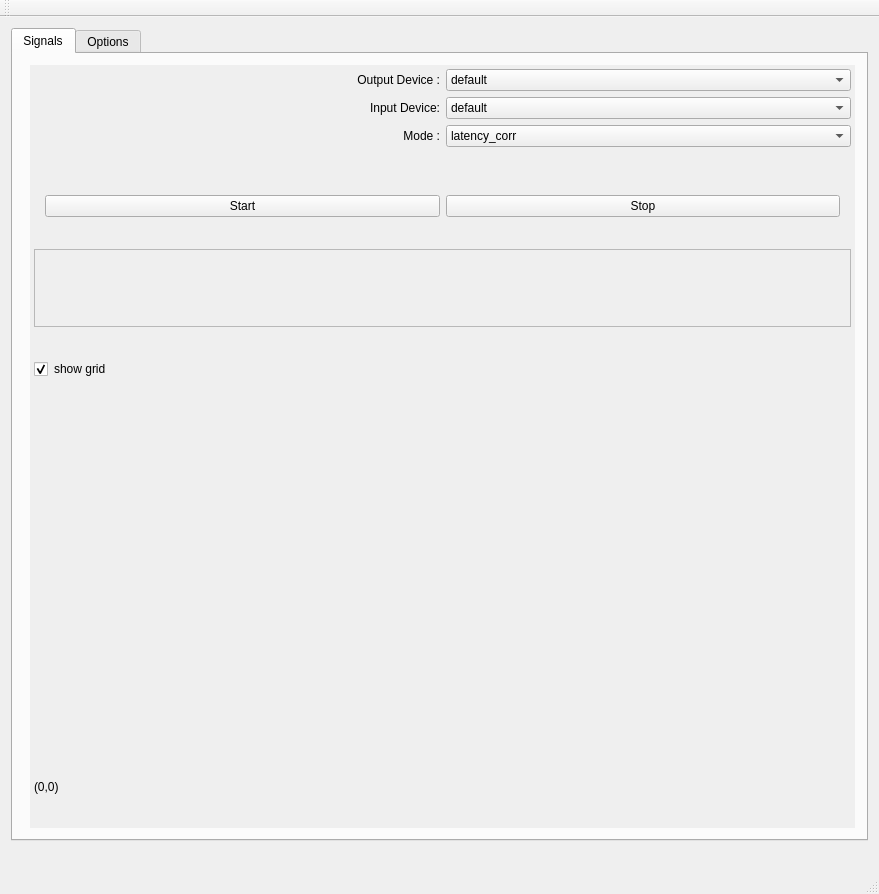
gavv/signal-estimator, file src/gui/MainWindow.ui: the form before one commit.
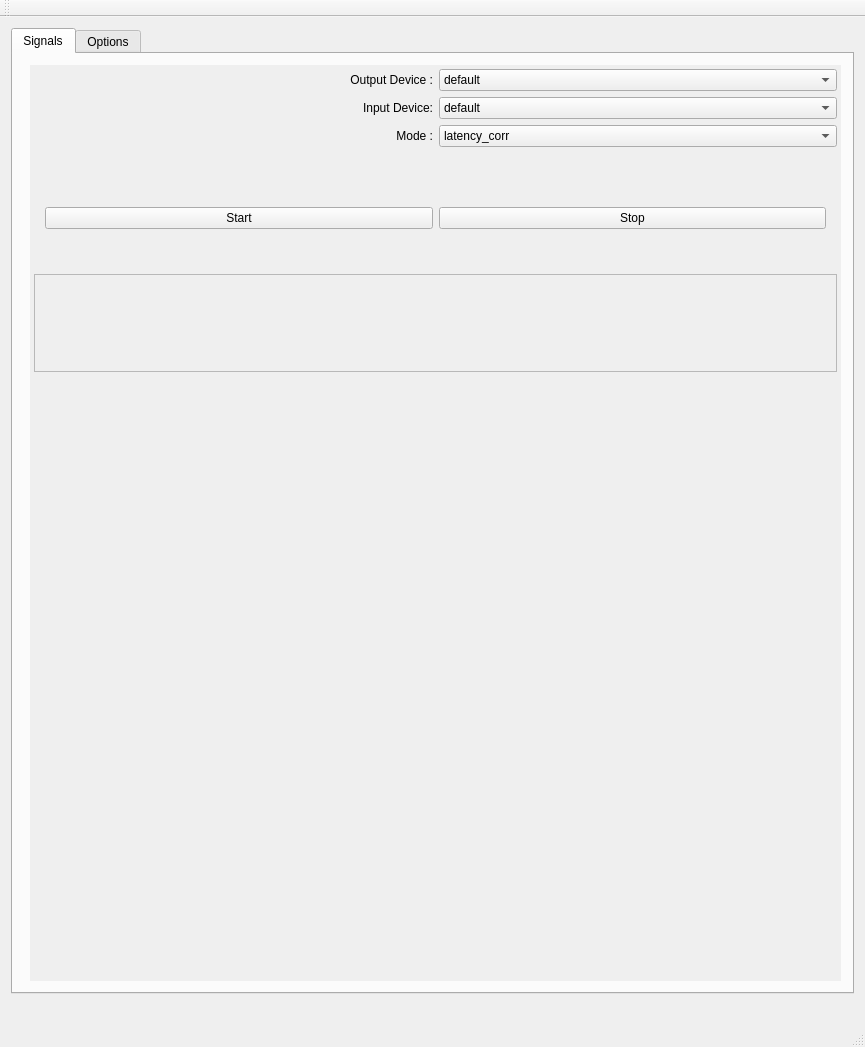
The form after the commit. Custom widgets are drawn as their Qt base class.

Commit message: Result ploting (#54)

```diff
--- a/src/gui/MainWindow.ui
+++ b/src/gui/MainWindow.ui
@@ -6,8 +6,8 @@
    <rect>
     <x>0</x>
     <y>0</y>
-    <width>879</width>
-    <height>894</height>
+    <width>865</width>
+    <height>1047</height>
    </rect>
   </property>
   <property name="minimumSize">
@@ -36,7 +36,7 @@
           <property name="minimumSize">
            <size>
             <width>0</width>
-            <height>700</height>
+            <height>850</height>
            </size>
           </property>
           <property name="frameShape">
@@ -50,8 +50,8 @@
             <rect>
              <x>0</x>
              <y>0</y>
-             <width>845</width>
-             <height>757</height>
+             <width>827</width>
+             <height>887</height>
             </rect>
            </property>
            <layout class="QVBoxLayout" name="verticalLayout">
@@ -276,37 +276,6 @@
               </layout>
              </widget>
             </item>
-            <item>
-             <layout class="QHBoxLayout" name="horizontalLayout_3">
-              <item>
-               <widget class="QCheckBox" name="GridCheckBox">
-                <property name="checked">
-                 <bool>true</bool>
-                </property>
-               </widget>
-              </item>
-              <item>
-               <widget class="QLabel" name="GridCheckBoxLabel">
-                <property name="text">
-                 <string>&lt;html&gt;&lt;head/&gt;&lt;body&gt;&lt;p&gt;show grid&lt;/p&gt;&lt;/body&gt;&lt;/html&gt;</string>
-                </property>
-               </widget>
-              </item>
-              <item>
-               <spacer name="horizontalSpacer_3">
-                <property name="orientation">
-                 <enum>Qt::Horizontal</enum>
-                </property>
-                <property name="sizeHint" stdset="0">
-                 <size>
-                  <width>40</width>
-                  <height>20</height>
-                 </size>
-                </property>
-               </spacer>
-              </item>
-             </layout>
-            </item>
             <item>
              <widget class="QFrame" name="frame_3">
               <property name="minimumSize">
@@ -334,7 +303,7 @@
               <property name="minimumSize">
                <size>
                 <width>0</width>
-                <height>300</height>
+                <height>150</height>
                </size>
               </property>
               <property name="autoReplot">
@@ -365,11 +334,12 @@
              </widget>
             </item>
             <item>
-             <layout class="QHBoxLayout" name="horizontalLayout_2">
-              <item>
-               <widget class="QLabel" name="CursorPositionLabel">
-                <property name="text">
-                 <string>(0,0)</string>
+             <widget class="QwtPlot" name="ResultPlot1">
+              <property name="minimumSize">
+               <size>
+                <width>0</width>
+                <height>150</height>
+               </size>
                 </property>
                </widget>
               </item>
@@ -377,8 +347,8 @@
                <widget class="QFrame" name="frame_4">
                 <property name="minimumSize">
                  <size>
-                  <width>20</width>
-                  <height>0</height>
+                <width>0</width>
+                <height>10</height>
                  </size>
                 </property>
                 <property name="frameShape">
@@ -390,19 +360,14 @@
                </widget>
               </item>
               <item>
-               <spacer name="horizontalSpacer_2">
-                <property name="orientation">
-                 <enum>Qt::Horizontal</enum>
-                </property>
-                <property name="sizeHint" stdset="0">
+             <widget class="QwtPlot" name="ResultPlot2">
+              <property name="minimumSize">
                  <size>
-                  <width>40</width>
-                  <height>20</height>
-                 </size>
-                </property>
-               </spacer>
-              </item>
-             </layout>
+                <width>0</width>
+                <height>150</height>
+               </size>
+              </property>
+             </widget>
             </item>
            </layout>
           </widget>
```
Left out of the diff: 4 changed lines with no effect on the pictures. Lines whose indentation alone changed are shown as unchanged. The commit also changes 5 other files.
